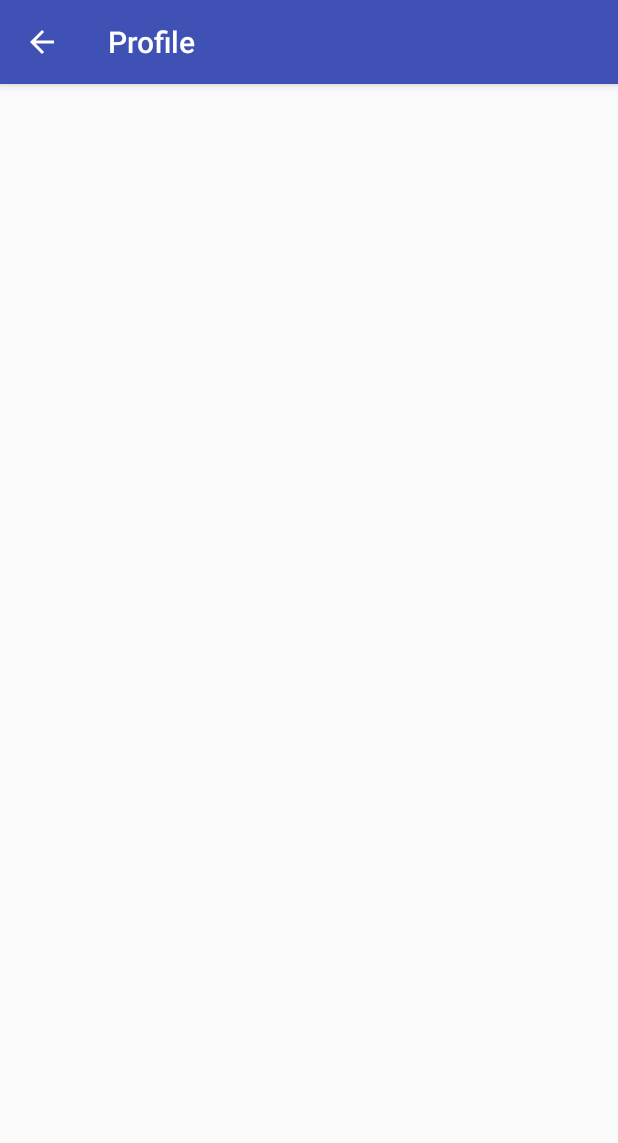
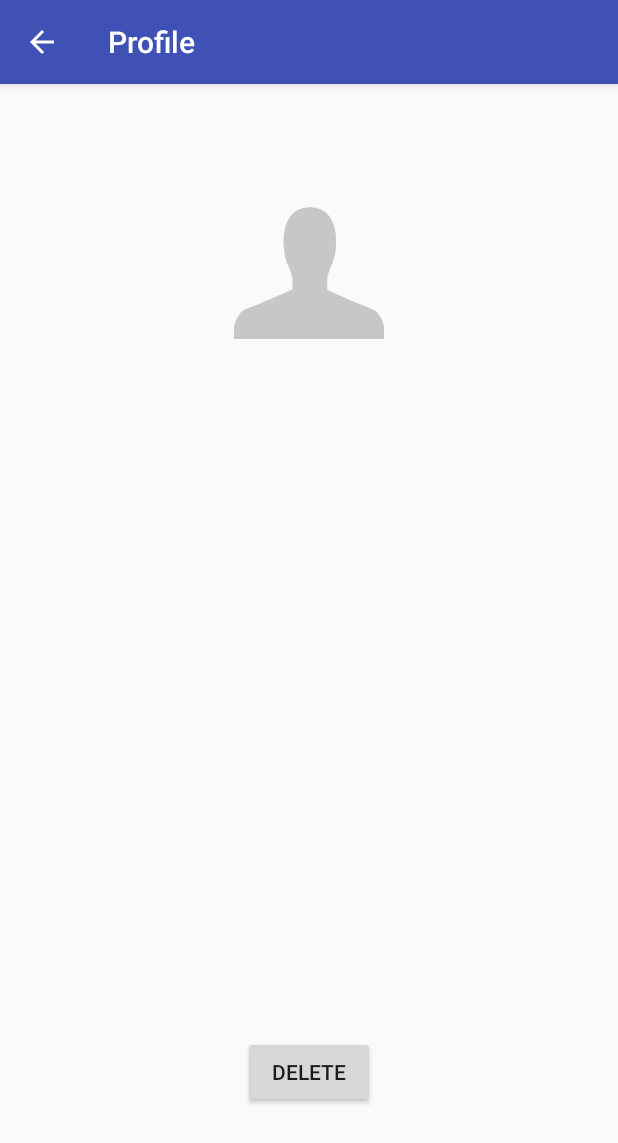
Before and after one commit to magnijacopo/BlackHolesGroup11, an Android app: the ViewProfileStatistics screen opened directly, with no data from a screen before it, on a phone screen of 412 x 824 dp. Shown: the top 1143 px of the screen. Run offline under Robolectric (Android 15) with nearby library versions, the phone set to English and light mode, and no system bars; 6 statements that could not run were skipped.

Commit message:
cambiamenti vari

```diff
--- a/app/src/main/java/it/polimi/group11/ViewProfileListActivity.java
+++ b/app/src/main/java/it/polimi/group11/ViewProfileListActivity.java
@@ -9,6 +9,7 @@ import android.support.v7.app.AppCompatActivity;
 import android.support.v7.widget.Toolbar;
 import android.view.View;
 import android.widget.AdapterView;
+import android.widget.ImageView;
 import android.widget.ListView;
 import android.widget.SimpleCursorAdapter;
 
@@ -20,6 +21,7 @@ public class ViewProfileListActivity extends AppCompatActivity {
 
     DatabaseHelper dbHelper;
     ListView listView;
+    ImageView imageView;
 
     @Override
     protected void onCreate(Bundle savedInstanceState) {
@@ -32,6 +34,7 @@ public class ViewProfileListActivity extends AppCompatActivity {
         dbHelper = new DatabaseHelper(this);
 
         final Cursor cursor = dbHelper.getAllProfiles();
+
         String [] columns = new String[] {
                 DatabaseHelper.PLAYER_COLUMN_NAME,
                 DatabaseHelper.PLAYER_COLUMN_IMAGE
@@ -40,6 +43,7 @@ public class ViewProfileListActivity extends AppCompatActivity {
                 R.id.playerName,
                 R.id.playerImage
         };
+
 
 
         SimpleCursorAdapter cursorAdapter = new SimpleCursorAdapter(this, R.layout.player_info,
@@ -53,7 +57,7 @@ public class ViewProfileListActivity extends AppCompatActivity {
                                     int position, long id) {
                 Cursor itemCursor = (Cursor) ViewProfileListActivity.this.listView.getItemAtPosition(position);
                 int playerID = itemCursor.getInt(itemCursor.getColumnIndex(DatabaseHelper.PLAYER_COLUMN_ID));
-                Intent intent = new Intent(getApplicationContext(), ViewProfileStatistics.class);
+                Intent intent = new Intent(ViewProfileListActivity.this, ViewProfileStatistics.class);
                 intent.putExtra(KEY_EXTRA_CONTACT_ID, playerID);
                 startActivity(intent);
             }
--- a/app/src/main/java/it/polimi/group11/ViewProfileStatistics.java
+++ b/app/src/main/java/it/polimi/group11/ViewProfileStatistics.java
@@ -1,13 +1,36 @@
 package it.polimi.group11;
 
+import android.content.Intent;
+import android.database.Cursor;
+import android.database.sqlite.SQLiteDatabase;
+import android.net.Uri;
 import android.os.Bundle;
 import android.support.design.widget.FloatingActionButton;
 import android.support.design.widget.Snackbar;
 import android.support.v7.app.AppCompatActivity;
 import android.support.v7.widget.Toolbar;
 import android.view.View;
+import android.widget.Button;
+import android.widget.ImageView;
+import android.widget.ListView;
+import android.widget.SimpleCursorAdapter;
+import android.widget.TextView;
+
+import it.polimi.group11.database.DatabaseHelper;
 
 public class ViewProfileStatistics extends AppCompatActivity {
+
+    TextView textViewProfileName;
+    ImageView imageViewPropic;
+    Button buttonDelete;
+
+    String namePlayer;
+    String imageUriString;
+    Uri imageUri;
+
+
+    DatabaseHelper dbHelper;
+
 
     @Override
     protected void onCreate(Bundle savedInstanceState) {
@@ -16,7 +39,64 @@ public class ViewProfileStatistics extends AppCompatActivity {
         Toolbar toolbar = (Toolbar) findViewById(R.id.toolbar);
         setSupportActionBar(toolbar);
 
+        textViewProfileName = (TextView) findViewById(R.id.TextViewProfileName);
+        imageViewPropic = (ImageView) findViewById(R.id.imageViewPropic);
+        buttonDelete = (Button) findViewById(R.id.buttonDeleteProfile);
+
+        textViewProfileName.setText(getNamePlayerFromCursor(cursor));
+        imageViewPropic.setImageURI(getImagePlayerFromCursor(cursor));
+
+        dbHelper = new DatabaseHelper(getApplicationContext());
+
         getSupportActionBar().setDisplayHomeAsUpEnabled(true);
     }
 
+
+    Intent intent = getIntent();
+
+    Bundle extras = intent.getExtras();
+
+    int playerID = extras.getInt("KEY_EXTRA_CONTACT_ID");
+
+    final Cursor cursor = dbHelper.getProfile(playerID);
+
+
+    /*
+    String [] columns = new String[] {
+            ,
+            DatabaseHelper.PLAYER_COLUMN_IMAGE
+    };
+
+    int [] widgets = new int[] {
+            R.id.playerName,
+            R.id.playerImage
+    };
+
+    SimpleCursorAdapter cursorAdapter = new SimpleCursorAdapter(this, R.layout.player_info,
+            cursor, columns, widgets, 0);
+    listView = (ListView)findViewById(R.id.listView1);
+    listView.setAdapter(cursorAdapter);
+    */
+
+    public String getNamePlayerFromCursor(Cursor cursor){
+        if(cursor.moveToFirst()){
+            namePlayer = cursor.getString(cursor.getColumnIndex(dbHelper.PLAYER_COLUMN_NAME));
+        }
+        return namePlayer;
+    }
+
+    public Uri getImagePlayerFromCursor(Cursor cursor) {
+        if(cursor.moveToFirst()){
+            imageUriString = cursor.getString(cursor.getColumnIndex(dbHelper.PLAYER_COLUMN_IMAGE));
+        }
+        imageUri = Uri.parse(imageUriString);
+        return imageUri;
+    }
+
+
+
+
+
+
+
 }
--- a/app/src/main/java/it/polimi/group11/database/DatabaseHelper.java
+++ b/app/src/main/java/it/polimi/group11/database/DatabaseHelper.java
@@ -122,6 +122,7 @@ public class DatabaseHelper extends SQLiteOpenHelper {
 
         Cursor res = db.rawQuery( "SELECT * FROM " + PLAYER_TABLE_NAME + " WHERE " +
                 PLAYER_COLUMN_ID + "=?", new String[] { Integer.toString(id) } );
+
         return res;
     }
 
--- a/app/src/main/res/layout/content_view_profile_statistics.xml
+++ b/app/src/main/res/layout/content_view_profile_statistics.xml
@@ -12,4 +12,32 @@
     tools:context="it.polimi.group11.ViewProfileStatistics"
     tools:showIn="@layout/activity_view_profile_statistics">
 
+    <ImageView
+        android:layout_width="100dp"
+        android:layout_height="100dp"
+        android:id="@+id/imageViewPropic"
+        android:layout_alignParentTop="true"
+        android:layout_centerHorizontal="true"
+        android:layout_marginTop="60dp"
+        android:src="@drawable/no_user_logo" />
+
+    <Button
+        android:layout_width="wrap_content"
+        android:layout_height="wrap_content"
+        android:text="@string/delete_profile_button"
+        android:id="@+id/buttonDeleteProfile"
+        android:layout_alignParentBottom="true"
+        android:layout_centerHorizontal="true"
+        android:layout_marginBottom="69dp" />
+
+    <TextView
+        android:layout_width="300dp"
+        android:layout_height="50dp"
+        android:ems="10"
+        android:id="@+id/TextViewProfileName"
+        android:layout_centerVertical="true"
+        android:layout_centerHorizontal="true"
+        android:visibility="visible"
+        android:textIsSelectable="false" />
+
 </RelativeLayout>
--- a/app/src/main/res/values/strings.xml
+++ b/app/src/main/res/values/strings.xml
@@ -22,4 +22,5 @@
     <string name="existing_profile">EXISTING PROFILES</string>
     <string name="artificial_intelligence">COMPUTER</string>
     <string name="commit_changes">almeno faccio accept theirs</string>
+    <string name="delete_profile_button">DELETE</string>
 </resources>
```
Also changed, not shown: app/src/main/java/it/polimi/group11/AddProfileActivity.java (+5 -7 lines), app/src/main/java/it/polimi/group11/model/Profile.java (+19 -10 lines), app/src/main/res/layout/content_view_profile_list.xml (+3 -4 lines).
